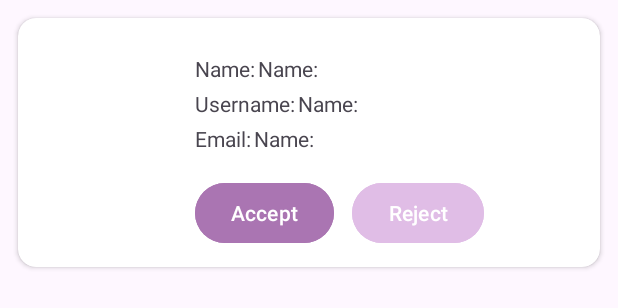
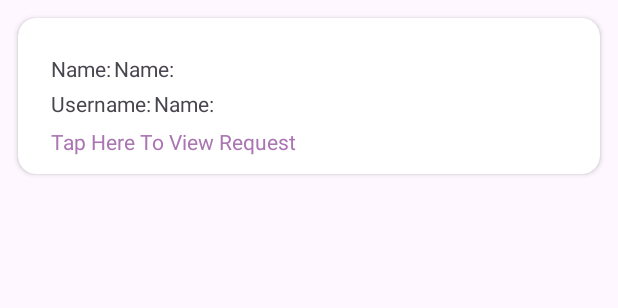
Before and after one commit to Parth200611/ViBZE, an Android app: the layout userrequest.xml on its own in the app's theme, with its tools: preview values and no code run, on a phone screen of 412 x 824 dp. Shown: the top 308 px of the screen. Run offline under Robolectric (Android 15) with nearby library versions, the phone set to English and light mode, and no system bars.

```diff
--- a/app/src/main/AndroidManifest.xml
+++ b/app/src/main/AndroidManifest.xml
@@ -13,6 +13,9 @@
         android:theme="@style/Theme.ViBEZ"
         android:usesCleartextTraffic="true"
         tools:targetApi="31">
+        <activity
+            android:name=".User.RequestDetails"
+            android:exported="false" />
         <activity
             android:name=".User.RequestPage"
             android:exported="false" />
--- a/app/src/main/java/com/mountreachsolution/vibez/urls.java
+++ b/app/src/main/java/com/mountreachsolution/vibez/urls.java
@@ -13,4 +13,6 @@ public class urls {
     public static String getRequest=address+"getRequest.php";
     public static String getAllUser=address+"GetAllUser.php";
     public static String removeuserA=address+"removeuserA.php";
+    public static String sendAccepetRequest=address+"sendAccepetRequest.php";
+    public static String removerequest=address+"removerequest.php";
 }
--- a/app/src/main/res/layout/activity_request_page.xml
+++ b/app/src/main/res/layout/activity_request_page.xml
@@ -4,12 +4,13 @@
     android:layout_width="match_parent"
     android:layout_height="match_parent"
     android:orientation="vertical"
+    android:background="@color/white"
     >
 
     <TextView
         android:layout_width="wrap_content"
         android:layout_height="wrap_content"
-        android:layout_marginTop="100dp"
+        android:layout_marginTop="30dp"
         android:layout_marginStart="16dp"
         android:text="All Friend Request"
         android:textColor="@color/lavender"
--- a/app/src/main/res/layout/userrequest.xml
+++ b/app/src/main/res/layout/userrequest.xml
@@ -8,6 +8,7 @@
         android:layout_height="wrap_content"
         android:layout_margin="12dp"
         app:cardCornerRadius="12dp"
+        android:id="@+id/card"
         >
         <RelativeLayout
             android:layout_width="match_parent"
@@ -15,17 +16,10 @@
             android:padding="12dp"
             >
 
-            <de.hdodenhof.circleimageview.CircleImageView
-                android:layout_width="80dp"
-                android:layout_height="80dp"
-                android:id="@+id/cvImage"
-                android:layout_marginStart="16dp"
 
-                />
            <LinearLayout
                android:layout_width="wrap_content"
                android:layout_height="wrap_content"
-               android:layout_toEndOf="@id/cvImage"
                android:layout_marginTop="12dp"
                android:layout_marginStart="10sp"
                android:id="@+id/ll"
@@ -46,7 +40,6 @@
            </LinearLayout>  <LinearLayout
                android:layout_width="wrap_content"
                android:layout_height="wrap_content"
-               android:layout_toEndOf="@id/cvImage"
                android:layout_marginTop="4dp"
                android:layout_marginStart="10sp"
             android:layout_below="@id/ll"
@@ -66,58 +59,21 @@
                    />
 
            </LinearLayout>
-             <LinearLayout
-               android:layout_width="wrap_content"
-               android:layout_height="wrap_content"
-               android:layout_toEndOf="@id/cvImage"
-               android:layout_marginTop="4dp"
-               android:layout_marginStart="10sp"
-            android:layout_below="@id/ll1"
-            android:id="@+id/ll2"
-               >
-               <TextView
-                   android:layout_width="wrap_content"
-                   android:layout_height="wrap_content"
-                   android:text="Email:"
-                   />
-                    <TextView
-                   android:layout_width="wrap_content"
-                   android:layout_height="wrap_content"
-                   android:text="Name:"
-                        android:layout_marginStart="2dp"
-                        android:id="@+id/tvEmail"
-                   />
+            <TextView
+                android:layout_width="wrap_content"
+                android:layout_height="wrap_content"
+                android:text="Tap Here To View Request"
+                android:layout_below="@id/ll1"
+                android:layout_marginStart="10sp"
+                android:layout_marginTop="6dp"
+                android:textColor="@color/lavender"
 
-           </LinearLayout>  <LinearLayout
-               android:layout_width="wrap_content"
-               android:layout_height="wrap_content"
-               android:layout_toEndOf="@id/cvImage"
-               android:layout_marginTop="14dp"
-               android:layout_marginStart="10sp"
-            android:layout_below="@id/cvImage"
-            android:id="@+id/ll3"
-
-               >
-               <Button
-                   android:layout_width="wrap_content"
-                   android:layout_height="wrap_content"
-                   android:text="Accept"
-                   android:backgroundTint="@color/lavender"
-                   android:id="@+id/btnAccept"
-
-                   />  <Button
-                   android:layout_width="wrap_content"
-                   android:layout_height="wrap_content"
-                   android:text="Reject"
-                   android:backgroundTint="#E0BDE6"
-                   android:id="@+id/btnReject"
-            android:layout_marginStart="12dp"
-
-                   />
+                />
 
 
 
-           </LinearLayout>
+
+
 
 
 
```
Also changed, not shown: app/src/main/java/com/mountreachsolution/vibez/User/Adpter/AdpterRequest.java (+18 -10 lines), app/src/main/java/com/mountreachsolution/vibez/User/RequestDetails.java (added, +166 -0 lines), app/src/main/res/layout/activity_request_details.xml (added, +106 -0 lines).
